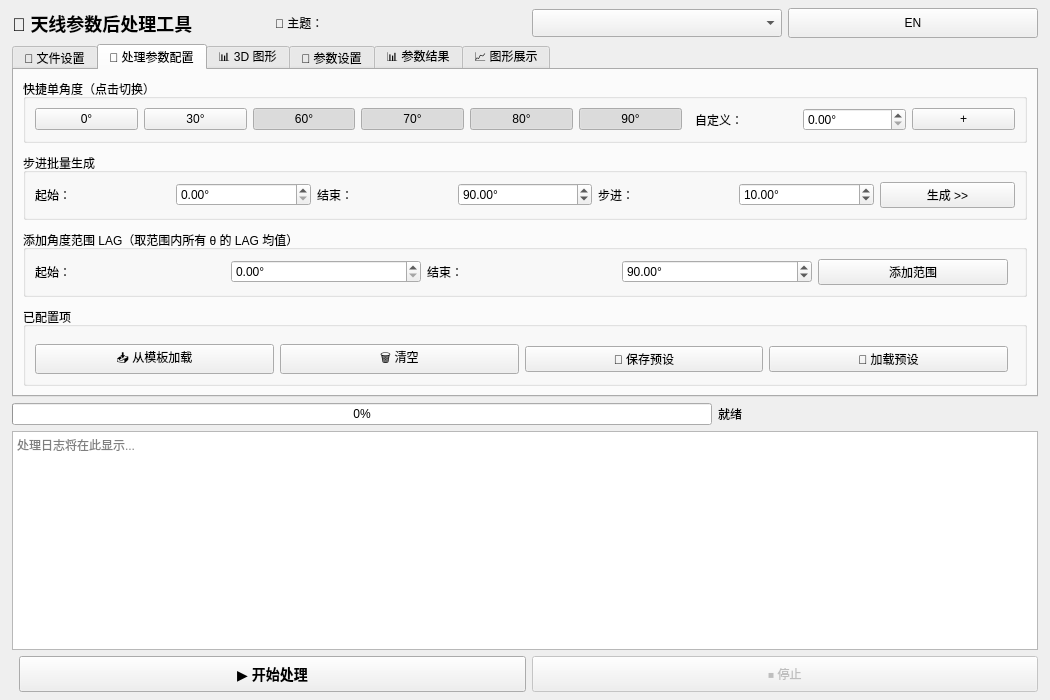
Before: the Qt Designer form ui/designer/main_window.ui in freezzb1972/antenna-post-processor, drawn with Qt 5.
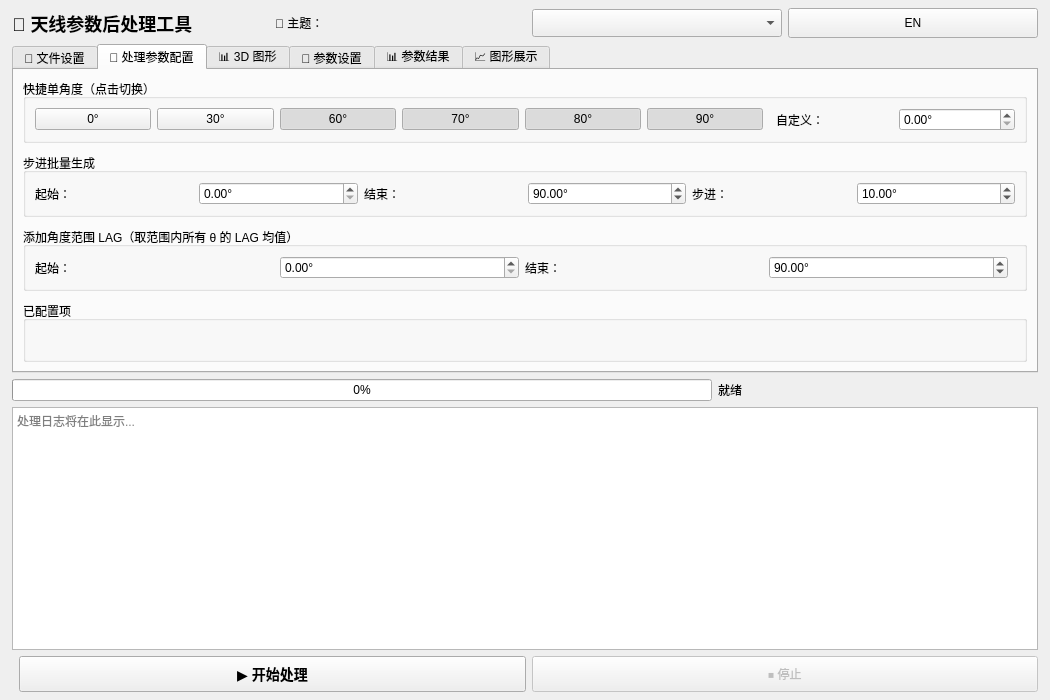
After: the same form once the commit is applied. The open tabs and pages were chosen to show the change.

Commit message: refactor(ui): 删除 7 个零引用死按钮 — 改 .ui 并重编译

```diff
--- a/ui/designer/main_window.ui
+++ b/ui/designer/main_window.ui
@@ -85,7 +85,6 @@
            <item><spacer name="spQuick"><property name="orientation"><enum>Qt::Horizontal</enum></property></spacer></item>
            <item><widget class="QLabel" name="lblCustomAngle"><property name="text"><string>自定义：</string></property></widget></item>
            <item><widget class="QDoubleSpinBox" name="spinCustomAngle"><property name="value"><double>0.00</double></property><property name="maximum"><double>180.00</double></property><property name="suffix"><string>°</string></property></widget></item>
-           <item><widget class="QPushButton" name="btnAddCustomAngle"><property name="text"><string>+</string></property></widget></item>
           </layout>
          </widget>
         </item>
@@ -99,7 +98,6 @@
            <item><widget class="QDoubleSpinBox" name="spinStepEnd"><property name="value"><double>90.00</double></property><property name="maximum"><double>180.00</double></property><property name="suffix"><string>°</string></property></widget></item>
            <item><widget class="QLabel" name="lblStepBy"><property name="text"><string>步进：</string></property></widget></item>
            <item><widget class="QDoubleSpinBox" name="spinStepBy"><property name="value"><double>10.00</double></property><property name="minimum"><double>0.50</double></property><property name="maximum"><double>90.00</double></property><property name="suffix"><string>°</string></property></widget></item>
-           <item><widget class="QPushButton" name="btnStepGenerate"><property name="text"><string>生成 &gt;&gt;</string></property></widget></item>
           </layout>
          </widget>
         </item>
@@ -111,7 +109,6 @@
            <item><widget class="QDoubleSpinBox" name="spinRStart"><property name="value"><double>0.00</double></property><property name="maximum"><double>180.00</double></property><property name="suffix"><string>°</string></property></widget></item>
            <item><widget class="QLabel" name="lblREnd"><property name="text"><string>结束：</string></property></widget></item>
            <item><widget class="QDoubleSpinBox" name="spinREnd"><property name="value"><double>90.00</double></property><property name="maximum"><double>180.00</double></property><property name="suffix"><string>°</string></property></widget></item>
-           <item><widget class="QPushButton" name="btnAddRange"><property name="text"><string>添加范围</string></property></widget></item>
            <item><spacer name="spRange"><property name="orientation"><enum>Qt::Horizontal</enum></property></spacer></item>
           </layout>
          </widget>
@@ -122,10 +119,6 @@
           <layout class="QVBoxLayout" name="vConfigured"><property name="spacing"><number>6</number></property>
            <item><widget class="QWidget" name="configItemsWidget" native="true"><property name="sizePolicy"><sizepolicy hsizetype="Preferred" vsizetype="MinimumExpanding"><horstretch>0</horstretch><verstretch>0</verstretch></sizepolicy></property></widget></item>
            <item><layout class="QHBoxLayout" name="hConfigButtons">
-            <item><widget class="QPushButton" name="btnLoadFromTemplate"><property name="text"><string>📥 从模板加载</string></property></widget></item>
-            <item><widget class="QPushButton" name="btnClearConfig"><property name="text"><string>🗑 清空</string></property></widget></item>
-            <item><widget class="QPushButton" name="btnSavePreset"><property name="text"><string>💾 保存预设</string></property></widget></item>
-            <item><widget class="QPushButton" name="btnLoadPreset"><property name="text"><string>📂 加载预设</string></property></widget></item>
             <item><spacer name="spConfig"><property name="orientation"><enum>Qt::Horizontal</enum></property></spacer></item>
            </layout></item>
           </layout>
```
The commit also changes 2 other files.
